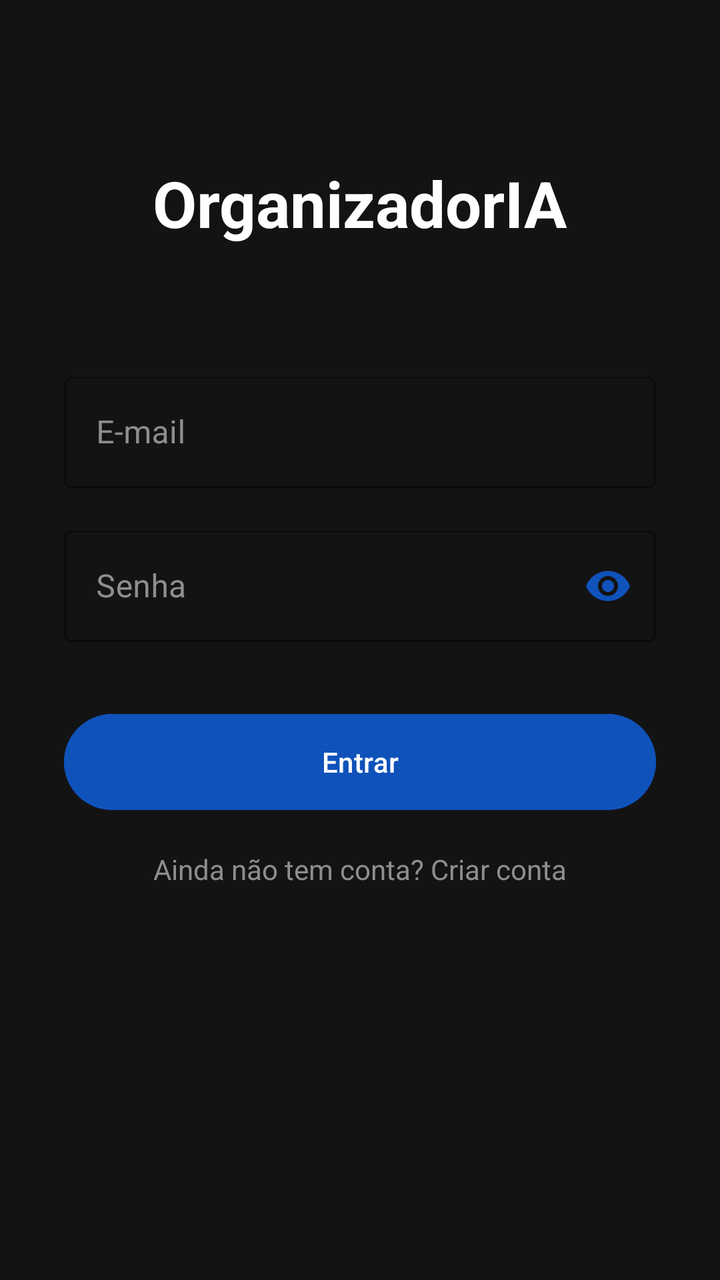
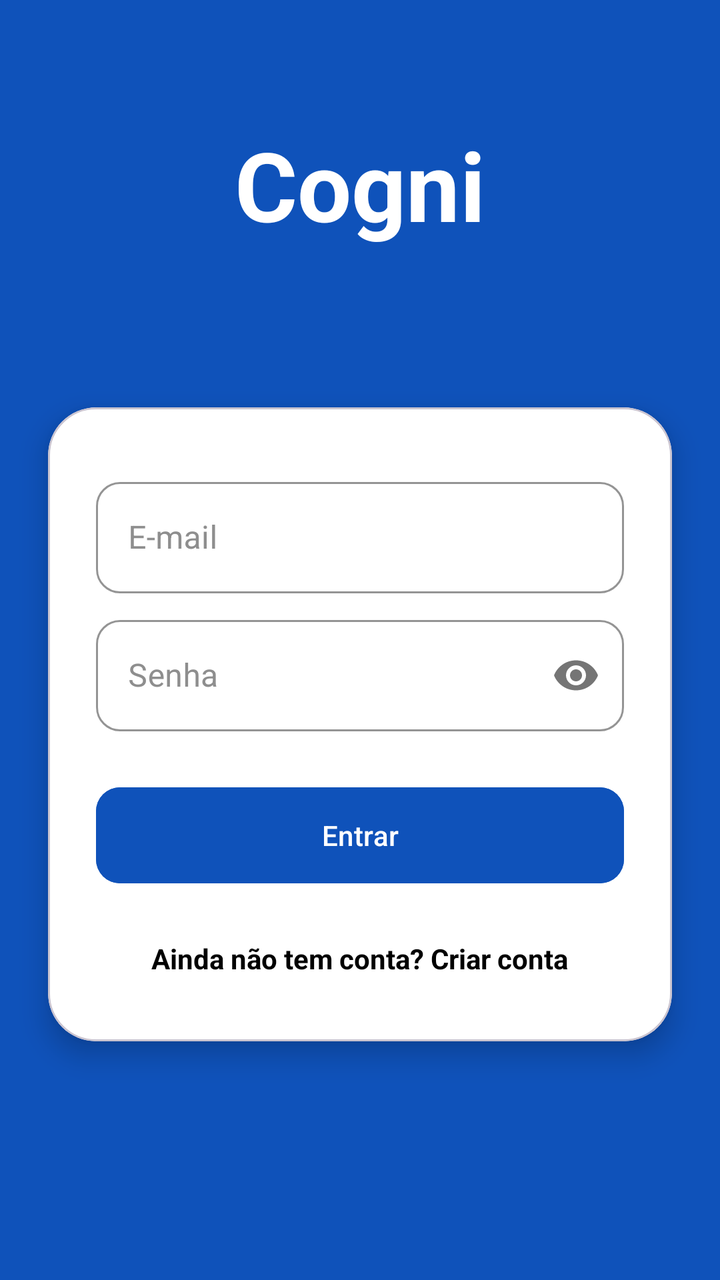

Two renders of the same Android screen: before a commit and after it. Below are the layout's source before the change and the commit's diff.
<!-- AndroidManifest.xml: application theme Theme.OrganizadorIA -->
<!-- res/layout/activity_login.xml -->
<?xml version="1.0" encoding="utf-8"?>
<androidx.constraintlayout.widget.ConstraintLayout
    xmlns:android="http://schemas.android.com/apk/res/android"
    xmlns:app="http://schemas.android.com/apk/res-auto"
    android:layout_width="match_parent"
    android:layout_height="match_parent"
    android:background="#131314"
    android:fitsSystemWindows="true">

    <TextView
        android:id="@+id/logoApp"
        android:layout_width="wrap_content"
        android:layout_height="wrap_content"
        android:layout_marginTop="80dp"
        android:text="OrganizadorIA"
        android:textColor="@color/white"
        android:textSize="32sp"
        android:textStyle="bold"
        app:layout_constraintEnd_toEndOf="parent"
        app:layout_constraintStart_toStartOf="parent"
        app:layout_constraintTop_toTopOf="parent" />

    <com.google.android.material.textfield.TextInputLayout
        android:id="@+id/layoutEmail"
        android:layout_width="0dp"
        android:layout_height="wrap_content"
        android:layout_marginHorizontal="32dp"
        android:layout_marginTop="60dp"
        android:hint="E-mail"
        android:textColorHint="#8E8E8E"
        app:boxStrokeColor="@color/azul_safira"
        app:hintTextColor="@color/azul_safira"
        app:layout_constraintEnd_toEndOf="parent"
        app:layout_constraintStart_toStartOf="parent"
        app:layout_constraintTop_toBottomOf="@id/logoApp"
        style="@style/Widget.MaterialComponents.TextInputLayout.OutlinedBox">

        <com.google.android.material.textfield.TextInputEditText
            android:id="@+id/editEmail"
            android:layout_width="match_parent"
            android:layout_height="wrap_content"
            android:inputType="textEmailAddress"
            android:textColor="@color/white" />
    </com.google.android.material.textfield.TextInputLayout>

    <com.google.android.material.textfield.TextInputLayout
        android:id="@+id/layoutSenha"
        android:layout_width="0dp"
        android:layout_height="wrap_content"
        android:layout_marginHorizontal="32dp"
        android:layout_marginTop="16dp"
        android:hint="Senha"
        android:textColorHint="#8E8E8E"
        app:boxStrokeColor="@color/azul_safira"
        app:hintTextColor="@color/azul_safira"
        app:passwordToggleEnabled="true"
        app:passwordToggleTint="@color/azul_safira"
        app:layout_constraintEnd_toEndOf="parent"
        app:layout_constraintStart_toStartOf="parent"
        app:layout_constraintTop_toBottomOf="@id/layoutEmail"
        style="@style/Widget.MaterialComponents.TextInputLayout.OutlinedBox">

        <com.google.android.material.textfield.TextInputEditText
            android:id="@+id/editSenha"
            android:layout_width="match_parent"
            android:layout_height="wrap_content"
            android:inputType="textPassword"
            android:textColor="@color/white" />
    </com.google.android.material.textfield.TextInputLayout>

    <com.google.android.material.button.MaterialButton
        android:id="@+id/btnEntrar"
        android:layout_width="0dp"
        android:layout_height="56dp"
        android:layout_marginHorizontal="32dp"
        android:layout_marginTop="32dp"
        android:text="Entrar"
        android:backgroundTint="@color/azul_safira"
        app:cornerRadius="28dp"
        app:layout_constraintEnd_toEndOf="parent"
        app:layout_constraintStart_toStartOf="parent"
        app:layout_constraintTop_toBottomOf="@id/layoutSenha" />

    <TextView
        android:id="@+id/btnIrParaCadastro"
        android:layout_width="wrap_content"
        android:layout_height="wrap_content"
        android:layout_marginTop="16dp"
        android:text="Ainda não tem conta? Criar conta"
        android:textColor="#8E8E8E"
        app:layout_constraintEnd_toEndOf="parent"
        app:layout_constraintStart_toStartOf="parent"
        app:layout_constraintTop_toBottomOf="@id/btnEntrar" />

</androidx.constraintlayout.widget.ConstraintLayout>
<!-- resources referenced by this layout -->
<resources>
  <color name="azul_safira">#0F52BA</color>
  <color name="white">#FFFFFFFF</color>
  <style name="Theme.OrganizadorIA" parent="Base.Theme.OrganizadorIA" />
  <style name="Base.Theme.OrganizadorIA" parent="Theme.Material3.DayNight.NoActionBar">
          
          
      </style>
</resources>

<!-- the commit's change to res/layout/activity_login.xml (unified diff, before → after) -->
@@ -4,92 +4,171 @@
     xmlns:app="http://schemas.android.com/apk/res-auto"
     android:layout_width="match_parent"
     android:layout_height="match_parent"
-    android:background="#131314"
+    android:background="@color/azul_safira"
     android:fitsSystemWindows="true">
 
     <TextView
         android:id="@+id/logoApp"
         android:layout_width="wrap_content"
         android:layout_height="wrap_content"
-        android:layout_marginTop="80dp"
-        android:text="OrganizadorIA"
+        android:layout_marginTop="60dp"
+        android:text="Cogni"
         android:textColor="@color/white"
-        android:textSize="32sp"
+        android:textSize="48sp"
         android:textStyle="bold"
         app:layout_constraintEnd_toEndOf="parent"
         app:layout_constraintStart_toStartOf="parent"
         app:layout_constraintTop_toTopOf="parent" />
 
-    <com.google.android.material.textfield.TextInputLayout
-        android:id="@+id/layoutEmail"
+    <com.google.android.material.card.MaterialCardView
+        android:id="@+id/cardLogin"
         android:layout_width="0dp"
         android:layout_height="wrap_content"
-        android:layout_marginHorizontal="32dp"
-        android:layout_marginTop="60dp"
-        android:hint="E-mail"
-        android:textColorHint="#8E8E8E"
-        app:boxStrokeColor="@color/azul_safira"
-        app:hintTextColor="@color/azul_safira"
+        android:layout_marginHorizontal="24dp"
+        app:cardBackgroundColor="@color/white"
+        app:cardCornerRadius="24dp"
+        app:cardElevation="8dp"
+        app:layout_constraintBottom_toBottomOf="parent"
         app:layout_constraintEnd_toEndOf="parent"
         app:layout_constraintStart_toStartOf="parent"
         app:layout_constraintTop_toBottomOf="@id/logoApp"
-        style="@style/Widget.MaterialComponents.TextInputLayout.OutlinedBox">
+        app:layout_constraintVertical_bias="0.4">
 
-        <com.google.android.material.textfield.TextInputEditText
-            android:id="@+id/editEmail"
+        <LinearLayout
             android:layout_width="match_parent"
             android:layout_height="wrap_content"
-            android:inputType="textEmailAddress"
-            android:textColor="@color/white" />
-    </com.google.android.material.textfield.TextInputLayout>
+            android:gravity="center_horizontal"
+            android:orientation="vertical"
+            android:padding="24dp">
 
-    <com.google.android.material.textfield.TextInputLayout
-        android:id="@+id/layoutSenha"
-        android:layout_width="0dp"
-        android:layout_height="wrap_content"
-        android:layout_marginHorizontal="32dp"
-        android:layout_marginTop="16dp"
-        android:hint="Senha"
-        android:textColorHint="#8E8E8E"
-        app:boxStrokeColor="@color/azul_safira"
-        app:hintTextColor="@color/azul_safira"
-        app:passwordToggleEnabled="true"
-        app:passwordToggleTint="@color/azul_safira"
-        app:layout_constraintEnd_toEndOf="parent"
-        app:layout_constraintStart_toStartOf="parent"
-        app:layout_constraintTop_toBottomOf="@id/layoutEmail"
-        style="@style/Widget.MaterialComponents.TextInputLayout.OutlinedBox">
+            <com.google.android.material.imageview.ShapeableImageView
+                android:id="@+id/imgPerfilPlaceholder"
+                android:layout_width="80dp"
+                android:layout_height="80dp"
+                android:layout_marginBottom="16dp"
+                android:background="@color/black"
+                android:padding="16dp"
+                android:src="@android:drawable/ic_menu_camera"
+                android:visibility="gone"
+                app:shapeAppearanceOverlay="@style/ShapeAppearance.Circle"
+                app:strokeColor="@color/azul_safira"
+                app:strokeWidth="2dp" />
 
-        <com.google.android.material.textfield.TextInputEditText
-            android:id="@+id/editSenha"
-            android:layout_width="match_parent"
-            android:layout_height="wrap_content"
-            android:inputType="textPassword"
-            android:textColor="@color/white" />
-    </com.google.android.material.textfield.TextInputLayout>
+            <com.google.android.material.textfield.TextInputLayout
+                android:id="@+id/layoutNome"
+                style="@style/Widget.MaterialComponents.TextInputLayout.OutlinedBox"
+                android:layout_width="match_parent"
+                android:layout_height="wrap_content"
+                android:hint="Nome Completo"
+                android:textColorHint="#8E8E8E"
+                android:visibility="gone"
+                app:boxCornerRadiusBottomEnd="12dp"
+                app:boxCornerRadiusBottomStart="12dp"
+                app:boxCornerRadiusTopEnd="12dp"
+                app:boxCornerRadiusTopStart="12dp"
+                app:boxStrokeColor="@color/azul_safira"
+                app:hintTextColor="@color/azul_safira">
 
-    <com.google.android.material.button.MaterialButton
-        android:id="@+id/btnEntrar"
-        android:layout_width="0dp"
-        android:layout_height="56dp"
-        android:layout_marginHorizontal="32dp"
-        android:layout_marginTop="32dp"
-        android:text="Entrar"
-        android:backgroundTint="@color/azul_safira"
-        app:cornerRadius="28dp"
-        app:layout_constraintEnd_toEndOf="parent"
-        app:layout_constraintStart_toStartOf="parent"
-        app:layout_constraintTop_toBottomOf="@id/layoutSenha" />
+                <com.google.android.material.textfield.TextInputEditText
+                    android:id="@+id/editNome"
+                    android:layout_width="match_parent"
+                    android:layout_height="wrap_content"
+                    android:inputType="textPersonName"
+                    android:textColor="@color/black" />
+            </com.google.android.material.textfield.TextInputLayout>
 
-    <TextView
-        android:id="@+id/btnIrParaCadastro"
-        android:layout_width="wrap_content"
-        android:layout_height="wrap_content"
-        android:layout_marginTop="16dp"
-        android:text="Ainda não tem conta? Criar conta"
-        android:textColor="#8E8E8E"
-        app:layout_constraintEnd_toEndOf="parent"
-        app:layout_constraintStart_toStartOf="parent"
-        app:layout_constraintTop_toBottomOf="@id/btnEntrar" />
+            <com.google.android.material.textfield.TextInputLayout
+                android:id="@+id/layoutDataNascimento"
+                style="@style/Widget.MaterialComponents.TextInputLayout.OutlinedBox"
+                android:layout_width="match_parent"
+                android:layout_height="wrap_content"
+                android:layout_marginTop="8dp"
+                android:hint="Data de Nascimento"
+                android:textColorHint="#8E8E8E"
+                android:visibility="gone"
+                app:boxCornerRadiusBottomEnd="12dp"
+                app:boxCornerRadiusBottomStart="12dp"
+                app:boxCornerRadiusTopEnd="12dp"
+                app:boxCornerRadiusTopStart="12dp"
+                app:boxStrokeColor="@color/azul_safira"
+                app:hintTextColor="@color/azul_safira">
+
+                <com.google.android.material.textfield.TextInputEditText
+                    android:id="@+id/editDataNascimento"
+                    android:layout_width="match_parent"
+                    android:layout_height="wrap_content"
+                    android:inputType="date"
+                    android:textColor="@color/black" />
+            </com.google.android.material.textfield.TextInputLayout>
+
+            <com.google.android.material.textfield.TextInputLayout
+                android:id="@+id/layoutEmail"
+                style="@style/Widget.MaterialComponents.TextInputLayout.OutlinedBox"
+                android:layout_width="match_parent"
+                android:layout_height="wrap_content"
+                android:layout_marginTop="8dp"
+                android:hint="E-mail"
+                android:textColorHint="#8E8E8E"
+                app:boxCornerRadiusBottomEnd="12dp"
+                app:boxCornerRadiusBottomStart="12dp"
+                app:boxCornerRadiusTopEnd="12dp"
+                app:boxCornerRadiusTopStart="12dp"
+                app:boxStrokeColor="@color/azul_safira"
+                app:hintTextColor="@color/azul_safira">
+
+                <com.google.android.material.textfield.TextInputEditText
+                    android:id="@+id/editEmail"
+                    android:layout_width="match_parent"
+                    android:layout_height="wrap_content"
+                    android:inputType="textEmailAddress"
+                    android:textColor="@color/black" />
+            </com.google.android.material.textfield.TextInputLayout>
+
+            <com.google.android.material.textfield.TextInputLayout
+                android:id="@+id/layoutSenha"
+                style="@style/Widget.MaterialComponents.TextInputLayout.OutlinedBox"
+                android:layout_width="match_parent"
+                android:layout_height="wrap_content"
+                android:layout_marginTop="8dp"
+                android:hint="Senha"
+                android:textColorHint="#8E8E8E"
+                app:boxCornerRadiusBottomEnd="12dp"
+                app:boxCornerRadiusBottomStart="12dp"
+                app:boxCornerRadiusTopEnd="12dp"
+                app:boxCornerRadiusTopStart="12dp"
+                app:boxStrokeColor="@color/azul_safira"
+                app:hintTextColor="@color/azul_safira"
+                app:passwordToggleEnabled="true">
+
+                <com.google.android.material.textfield.TextInputEditText
+                    android:id="@+id/editSenha"
+                    android:layout_width="match_parent"
+                    android:layout_height="wrap_content"
+                    android:inputType="textPassword"
+                    android:textColor="@color/black" />
+            </com.google.android.material.textfield.TextInputLayout>
+
+            <com.google.android.material.button.MaterialButton
+                android:id="@+id/btnEntrar"
+                android:layout_width="match_parent"
+                android:layout_height="56dp"
+                android:layout_marginTop="24dp"
+                android:backgroundTint="@color/azul_safira"
+                android:text="Entrar"
+                android:textColor="@color/white"
+                app:cornerRadius="12dp" />
+
+            <TextView
+                android:id="@+id/btnIrParaCadastro"
+                android:layout_width="wrap_content"
+                android:layout_height="wrap_content"
+                android:layout_marginTop="16dp"
+                android:padding="8dp"
+                android:text="Ainda não tem conta? Criar conta"
+                android:textColor="@color/black"
+                android:textStyle="bold" />
+
+        </LinearLayout>
+    </com.google.android.material.card.MaterialCardView>
 
 </androidx.constraintlayout.widget.ConstraintLayout>
<!-- resource entries referenced after the edit -->
@@ -1,7 +1,11 @@
 <!-- resources referenced by this layout -->
 <resources>
   <color name="azul_safira">#0F52BA</color>
+  <color name="black">#FF000000</color>
   <color name="white">#FFFFFFFF</color>
+  <style name="ShapeAppearance.Circle" parent="">
+          <item name="cornerSize">50%</item>
+      </style>
   <style name="Theme.OrganizadorIA" parent="Base.Theme.OrganizadorIA" />
   <style name="Base.Theme.OrganizadorIA" parent="Theme.Material3.DayNight.NoActionBar">
           
